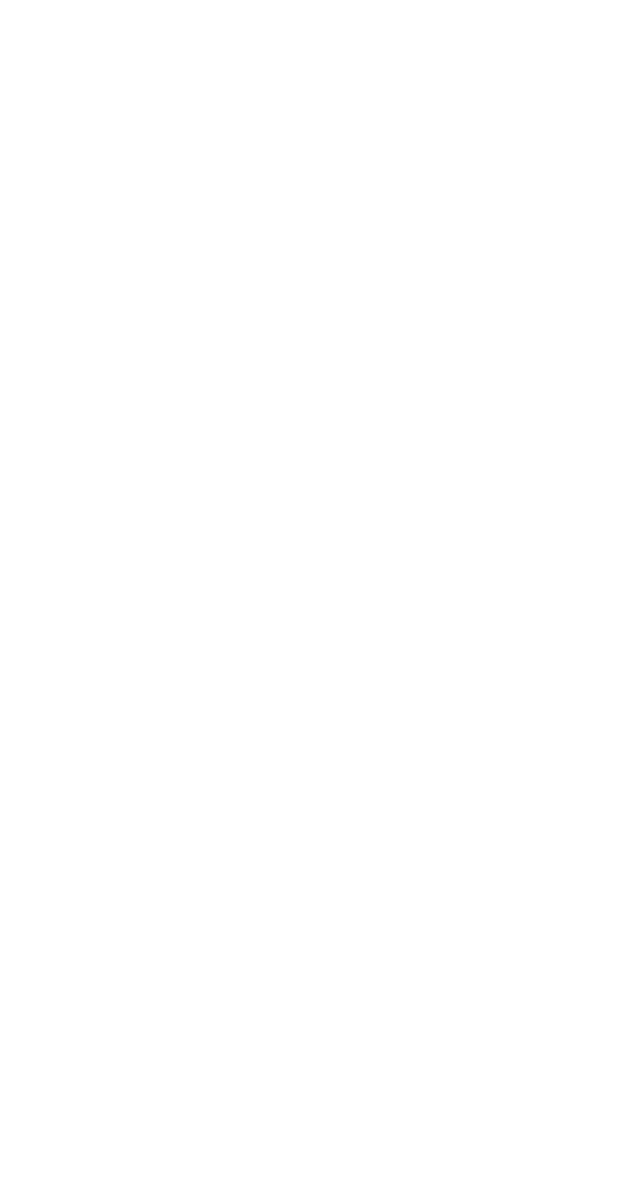
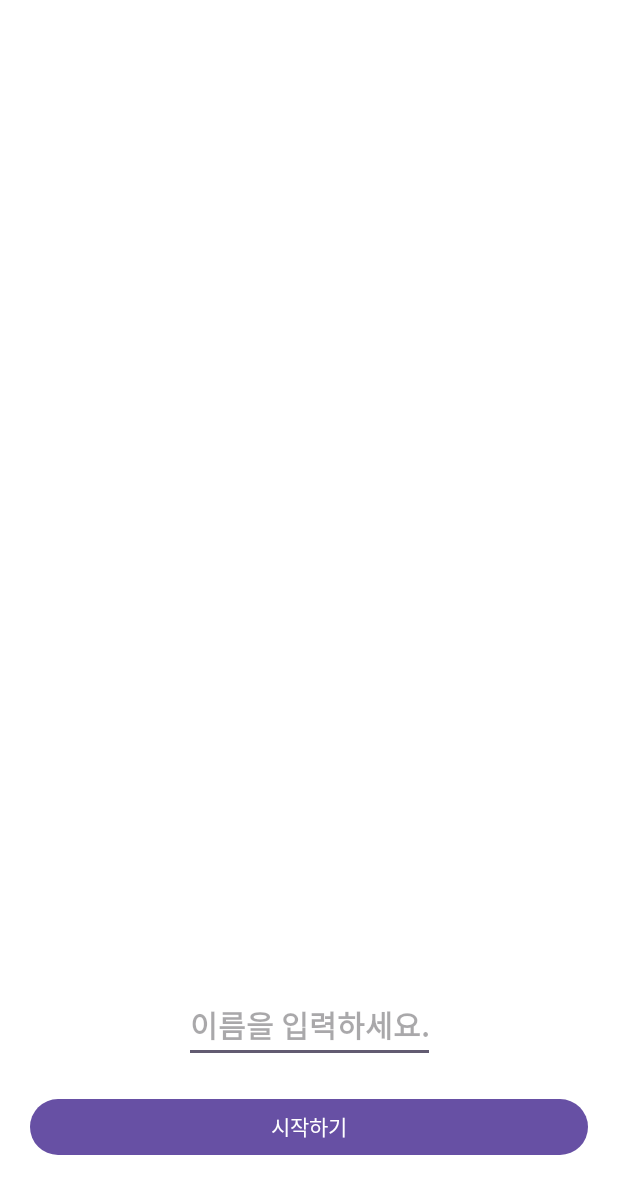
Before and after one commit to NOW-SOPT-SOPKATHON-ANDROID-TEAM1/Android, an Android app: the LoginActivity screen opened directly, with no data from a screen before it, on a phone screen of 412 x 824 dp. Before the commit the part shown is empty. Shown: the top 1194 px of the screen. Run offline under Robolectric (Android 15) with nearby library versions, the phone set to English and light mode, and no system bars.

Commit message:
[design] 임시 xml

```diff
--- a/app/src/main/res/layout/activity_login.xml
+++ b/app/src/main/res/layout/activity_login.xml
@@ -7,4 +7,29 @@
     android:layout_height="match_parent"
     tools:context=".presentation.ui.login.LoginActivity">
 
+    <EditText
+        android:id="@+id/et_name"
+        android:layout_width="wrap_content"
+        android:layout_height="wrap_content"
+        android:layout_marginBottom="20dp"
+        android:hint="이름을 입력하세요."
+        android:imeOptions="actionDone"
+        android:inputType="text"
+        android:maxLines="1"
+        android:textSize="20dp"
+        android:textStyle="bold"
+        app:layout_constraintBottom_toTopOf="@id/btn_start"
+        app:layout_constraintEnd_toEndOf="parent"
+        app:layout_constraintStart_toStartOf="parent" />
+
+    <Button
+        android:id="@+id/btn_start"
+        android:layout_width="0dp"
+        android:layout_height="45dp"
+        android:layout_marginHorizontal="20dp"
+        android:layout_marginBottom="50dp"
+        android:text="시작하기"
+        app:layout_constraintBottom_toBottomOf="parent"
+        app:layout_constraintEnd_toEndOf="parent"
+        app:layout_constraintStart_toStartOf="parent" />
 </androidx.constraintlayout.widget.ConstraintLayout>
```
Also changed, not shown: app/src/main/res/layout/activity_home.xml (+11 -1 lines), app/src/main/res/layout/activity_splash.xml (+11 -0 lines).
